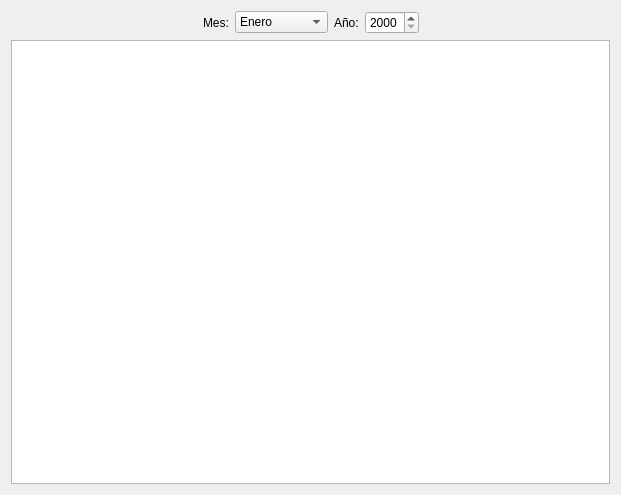
Old version of the form src/ui/grilla.ui in the repository leosmolas/conotels.
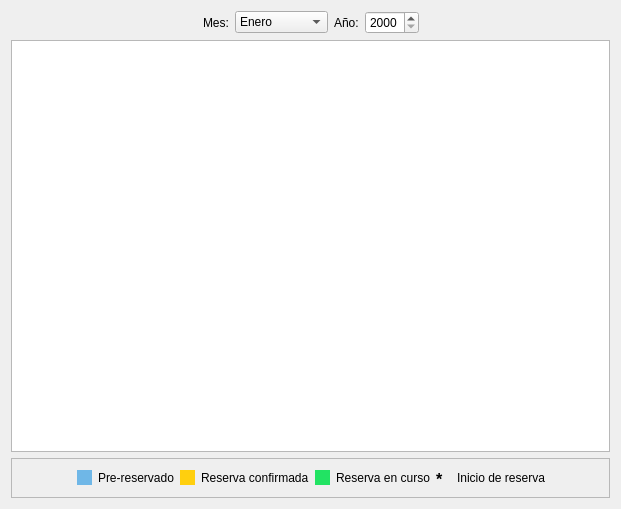
New version of the form.

```diff
--- a/src/ui/grilla.ui
+++ b/src/ui/grilla.ui
@@ -7,7 +7,7 @@
     <x>0</x>
     <y>0</y>
     <width>621</width>
-    <height>495</height>
+    <height>509</height>
    </rect>
   </property>
   <property name="windowTitle">
@@ -133,6 +133,194 @@
      <item row="1" column="0" colspan="6">
       <widget class="QTableWidget" name="tableWidget"/>
      </item>
+     <item row="4" column="0" colspan="6">
+      <widget class="QFrame" name="frame">
+       <property name="minimumSize">
+        <size>
+         <width>0</width>
+         <height>30</height>
+        </size>
+       </property>
+       <property name="frameShape">
+        <enum>QFrame::StyledPanel</enum>
+       </property>
+       <property name="frameShadow">
+        <enum>QFrame::Raised</enum>
+       </property>
+       <layout class="QHBoxLayout" name="horizontalLayout">
+        <item>
+         <spacer name="horizontalSpacer_3">
+          <property name="orientation">
+           <enum>Qt::Horizontal</enum>
+          </property>
+          <property name="sizeHint" stdset="0">
+           <size>
+            <width>40</width>
+            <height>20</height>
+           </size>
+          </property>
+         </spacer>
+        </item>
+        <item>
+         <widget class="QLabel" name="label_5">
+          <property name="sizePolicy">
+           <sizepolicy hsizetype="Maximum" vsizetype="Preferred">
+            <horstretch>0</horstretch>
+            <verstretch>0</verstretch>
+           </sizepolicy>
+          </property>
+          <property name="minimumSize">
+           <size>
+            <width>15</width>
+            <height>15</height>
+           </size>
+          </property>
+          <property name="maximumSize">
+           <size>
+            <width>15</width>
+            <height>15</height>
+           </size>
+          </property>
+          <property name="styleSheet">
+           <string notr="true">background-color: rgb(111, 183, 231);</string>
+          </property>
+          <property name="text">
+           <string/>
+          </property>
+         </widget>
+        </item>
+        <item>
+         <widget class="QLabel" name="label_10">
+          <property name="text">
+           <string>Pre-reservado</string>
+          </property>
+         </widget>
+        </item>
+        <item>
+         <widget class="QLabel" name="label_4">
+          <property name="sizePolicy">
+           <sizepolicy hsizetype="Maximum" vsizetype="Preferred">
+            <horstretch>0</horstretch>
+            <verstretch>0</verstretch>
+           </sizepolicy>
+          </property>
+          <property name="minimumSize">
+           <size>
+            <width>15</width>
+            <height>15</height>
+           </size>
+          </property>
+          <property name="maximumSize">
+           <size>
+            <width>15</width>
+            <height>15</height>
+           </size>
+          </property>
+          <property name="styleSheet">
+           <string notr="true">background-color: rgb(255, 207, 14);</string>
+          </property>
+          <property name="text">
+           <string/>
+          </property>
+         </widget>
+        </item>
+        <item>
+         <widget class="QLabel" name="label_9">
+          <property name="text">
+           <string>Reserva confirmada</string>
+          </property>
+         </widget>
+        </item>
+        <item>
+         <widget class="QLabel" name="label_8">
+          <property name="sizePolicy">
+           <sizepolicy hsizetype="Maximum" vsizetype="Preferred">
+            <horstretch>0</horstretch>
+            <verstretch>0</verstretch>
+           </sizepolicy>
+          </property>
+          <property name="minimumSize">
+           <size>
+            <width>15</width>
+            <height>15</height>
+           </size>
+          </property>
+          <property name="maximumSize">
+           <size>
+            <width>15</width>
+            <height>15</height>
+           </size>
+          </property>
+          <property name="styleSheet">
+           <string notr="true">background-color: rgb(34, 227, 99);</string>
+          </property>
+          <property name="text">
+           <string/>
+          </property>
+         </widget>
+        </item>
+        <item>
+         <widget class="QLabel" name="label_7">
+          <property name="text">
+           <string>Reserva en curso</string>
+          </property>
+         </widget>
+        </item>
+        <item>
+         <widget class="QLabel" name="label_3">
+          <property name="sizePolicy">
+           <sizepolicy hsizetype="Maximum" vsizetype="Preferred">
+            <horstretch>0</horstretch>
+            <verstretch>0</verstretch>
+           </sizepolicy>
+          </property>
+          <property name="minimumSize">
+           <size>
+            <width>15</width>
+            <height>15</height>
+           </size>
+          </property>
+          <property name="maximumSize">
+           <size>
+            <width>15</width>
+            <height>15</height>
+           </size>
+          </property>
+          <property name="text">
+           <string>&lt;!DOCTYPE HTML PUBLIC &quot;-//W3C//DTD HTML 4.0//EN&quot; &quot;http://www.w3.org/TR/REC-html40/strict.dtd&quot;&gt;
+&lt;html&gt;&lt;head&gt;&lt;meta name=&quot;qrichtext&quot; content=&quot;1&quot; /&gt;&lt;style type=&quot;text/css&quot;&gt;
+p, li { white-space: pre-wrap; }
+&lt;/style&gt;&lt;/head&gt;&lt;body style=&quot; font-family:'MS Shell Dlg 2'; font-size:8.25pt; font-weight:400; font-style:normal;&quot;&gt;
+&lt;p style=&quot; margin-top:0px; margin-bottom:0px; margin-left:0px; margin-right:0px; -qt-block-indent:0; text-indent:0px;&quot;&gt;&lt;span style=&quot; font-size:12pt; font-weight:600;&quot;&gt;*&lt;/span&gt;&lt;/p&gt;&lt;/body&gt;&lt;/html&gt;</string>
+          </property>
+          <property name="textFormat">
+           <enum>Qt::RichText</enum>
+          </property>
+         </widget>
+        </item>
+        <item>
+         <widget class="QLabel" name="label_6">
+          <property name="text">
+           <string>Inicio de reserva</string>
+          </property>
+         </widget>
+        </item>
+        <item>
+         <spacer name="horizontalSpacer_4">
+          <property name="orientation">
+           <enum>Qt::Horizontal</enum>
+          </property>
+          <property name="sizeHint" stdset="0">
+           <size>
+            <width>40</width>
+            <height>20</height>
+           </size>
+          </property>
+         </spacer>
+        </item>
+       </layout>
+      </widget>
+     </item>
     </layout>
    </item>
   </layout>
```
